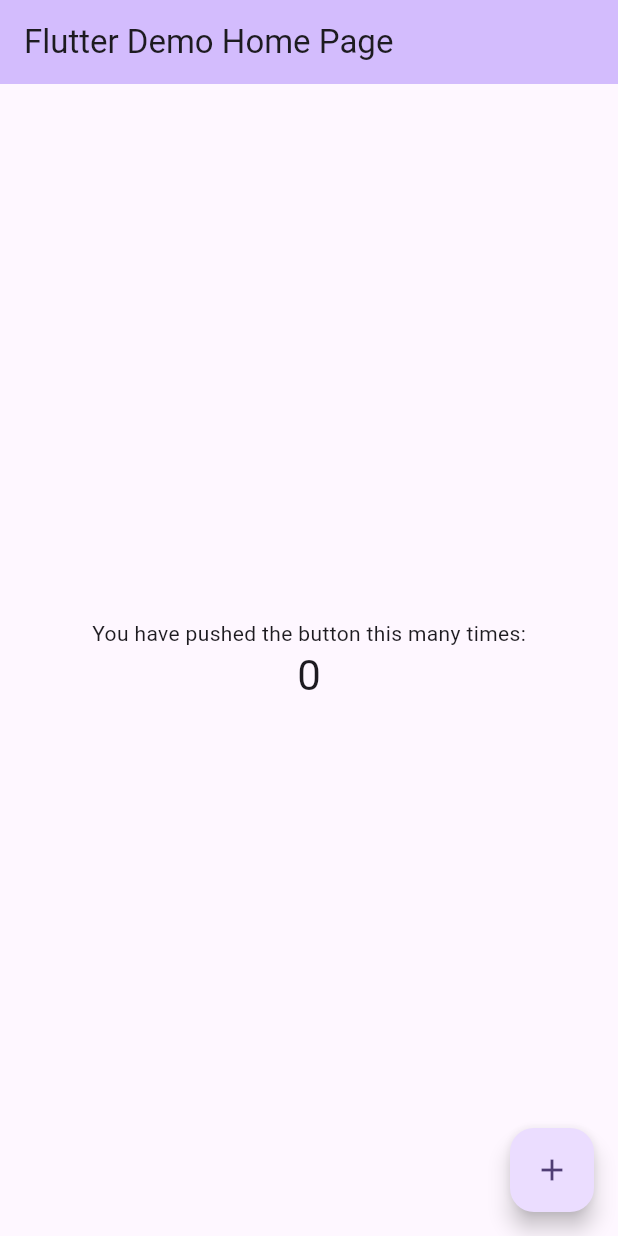
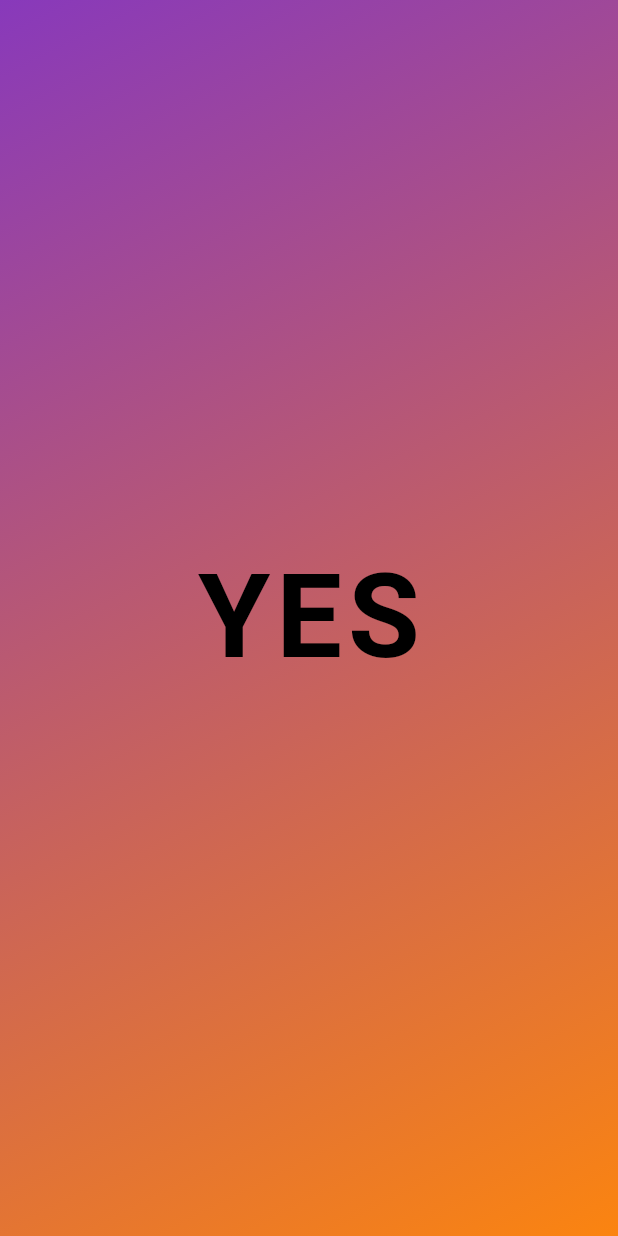
Before and after one commit to Rosh97/Yes-app, a Flutter app: the first screen one second after launch, on a phone screen of 412 x 824 dp. Run offline on Flutter 3.47's test engine with Material 3 defaults, Android fonts, the light colour scheme and no system bars; our stand-ins replace google_fonts.

Commit message:
Added primary intro screen transition + signup screen - Colour to be fixed

```diff
--- a/yes_app/lib/main.dart
+++ b/yes_app/lib/main.dart
@@ -1,122 +1,23 @@
 import 'package:flutter/material.dart';
+import 'package:yes_app/screens/intro_screen.dart';
 
 void main() {
-  runApp(const MyApp());
+  runApp(const YesApp());
 }
 
-class MyApp extends StatelessWidget {
-  const MyApp({super.key});
+class YesApp extends StatelessWidget {
+  const YesApp({Key? key}) : super(key: key);
 
-  // This widget is the root of your application.
   @override
   Widget build(BuildContext context) {
     return MaterialApp(
-      title: 'Flutter Demo',
+      title: 'Yes App',
+      debugShowCheckedModeBanner: false,
       theme: ThemeData(
-        // This is the theme of your application.
-        //
-        // TRY THIS: Try running your application with "flutter run". You'll see
-        // the application has a purple toolbar. Then, without quitting the app,
-        // try changing the seedColor in the colorScheme below to Colors.green
-        // and then invoke "hot reload" (save your changes or press the "hot
-        // reload" button in a Flutter-supported IDE, or press "r" if you used
-        // the command line to start the app).
-        //
-        // Notice that the counter didn't reset back to zero; the application
-        // state is not lost during the reload. To reset the state, use hot
-        // restart instead.
-        //
-        // This works for code too, not just values: Most code changes can be
-        // tested with just a hot reload.
-        colorScheme: ColorScheme.fromSeed(seedColor: Colors.deepPurple),
+        fontFamily: 'YourCustomFont', // update later
+        brightness: Brightness.light,
       ),
-      home: const MyHomePage(title: 'Flutter Demo Home Page'),
+      home: const IntroScreen(), // 👈 new change
     );
   }
 }
-
-class MyHomePage extends StatefulWidget {
-  const MyHomePage({super.key, required this.title});
-
-  // This widget is the home page of your application. It is stateful, meaning
-  // that it has a State object (defined below) that contains fields that affect
-  // how it looks.
-
-  // This class is the configuration for the state. It holds the values (in this
-  // case the title) provided by the parent (in this case the App widget) and
-  // used by the build method of the State. Fields in a Widget subclass are
-  // always marked "final".
-
-  final String title;
-
-  @override
-  State<MyHomePage> createState() => _MyHomePageState();
-}
-
-class _MyHomePageState extends State<MyHomePage> {
-  int _counter = 0;
-
-  void _incrementCounter() {
-    setState(() {
-      // This call to setState tells the Flutter framework that something has
-      // changed in this State, which causes it to rerun the build method below
-      // so that the display can reflect the updated values. If we changed
-      // _counter without calling setState(), then the build method would not be
-      // called again, and so nothing would appear to happen.
-      _counter++;
-    });
-  }
-
-  @override
-  Widget build(BuildContext context) {
-    // This method is rerun every time setState is called, for instance as done
-    // by the _incrementCounter method above.
-    //
-    // The Flutter framework has been optimized to make rerunning build methods
-    // fast, so that you can just rebuild anything that needs updating rather
-    // than having to individually change instances of widgets.
-    return Scaffold(
-      appBar: AppBar(
-        // TRY THIS: Try changing the color here to a specific color (to
-        // Colors.amber, perhaps?) and trigger a hot reload to see the AppBar
-        // change color while the other colors stay the same.
-        backgroundColor: Theme.of(context).colorScheme.inversePrimary,
-        // Here we take the value from the MyHomePage object that was created by
-        // the App.build method, and use it to set our appbar title.
-        title: Text(widget.title),
-      ),
-      body: Center(
-        // Center is a layout widget. It takes a single child and positions it
-        // in the middle of the parent.
-        child: Column(
-          // Column is also a layout widget. It takes a list of children and
-          // arranges them vertically. By default, it sizes itself to fit its
-          // children horizontally, and tries to be as tall as its parent.
-          //
-          // Column has various properties to control how it sizes itself and
-          // how it positions its children. Here we use mainAxisAlignment to
-          // center the children vertically; the main axis here is the vertical
-          // axis because Columns are vertical (the cross axis would be
-          // horizontal).
-          //
-          // TRY THIS: Invoke "debug painting" (choose the "Toggle Debug Paint"
-          // action in the IDE, or press "p" in the console), to see the
-          // wireframe for each widget.
-          mainAxisAlignment: MainAxisAlignment.center,
-          children: <Widget>[
-            const Text('You have pushed the button this many times:'),
-            Text(
-              '$_counter',
-              style: Theme.of(context).textTheme.headlineMedium,
-            ),
-          ],
-        ),
-      ),
-      floatingActionButton: FloatingActionButton(
-        onPressed: _incrementCounter,
-        tooltip: 'Increment',
-        child: const Icon(Icons.add),
-      ), // This trailing comma makes auto-formatting nicer for build methods.
-    );
-  }
-}
--- /dev/null
+++ b/yes_app/lib/screens/intro_screen.dart
@@ -0,0 +1,49 @@
+import 'package:flutter/material.dart';
+import 'package:google_fonts/google_fonts.dart';
+import '../widgets/animated_gradient_background.dart';
+import 'signup_options_screen.dart';
+
+/// Splash Intro screen with animated gradient and YES logo.
+class IntroScreen extends StatefulWidget {
+  const IntroScreen({Key? key}) : super(key: key);
+
+  @override
+  State<IntroScreen> createState() => _IntroScreenState();
+}
+
+class _IntroScreenState extends State<IntroScreen> {
+  @override
+  void initState() {
+    super.initState();
+    _navigateToSignup();
+  }
+
+  void _navigateToSignup() async {
+    await Future.delayed(const Duration(seconds: 5)); // wait 3 seconds
+    if (!mounted) return;
+    Navigator.pushReplacement(
+      context,
+      MaterialPageRoute(builder: (context) => const SignupOptionsScreen()),
+    );
+  }
+
+  @override
+  Widget build(BuildContext context) {
+    return AnimatedGradientBackground(
+      child: Scaffold(
+        backgroundColor: Colors.transparent,
+        body: Center(
+          child: Text(
+            'YES',
+            style: GoogleFonts.hanaleiFill(
+              fontSize: 78,
+              fontWeight: FontWeight.bold,
+              color: Colors.black,
+              letterSpacing: 4,
+            ),
+          ),
+        ),
+      ),
+    );
+  }
+}
--- /dev/null
+++ b/yes_app/lib/widgets/animated_gradient_background.dart
@@ -0,0 +1,65 @@
+import 'package:flutter/material.dart';
+
+/// A reusable animated gradient background for all screens.
+class AnimatedGradientBackground extends StatefulWidget {
+  final Widget child;
+
+  const AnimatedGradientBackground({Key? key, required this.child}) : super(key: key);
+
+  @override
+  State<AnimatedGradientBackground> createState() => _AnimatedGradientBackgroundState();
+}
+
+class _AnimatedGradientBackgroundState extends State<AnimatedGradientBackground>
+    with SingleTickerProviderStateMixin {
+  late final AnimationController _controller;
+  late final Animation<Color?> _colorAnimation1;
+  late final Animation<Color?> _colorAnimation2;
+
+  @override
+  void initState() {
+    super.initState();
+    _controller = AnimationController(
+      duration: const Duration(seconds: 5),
+      vsync: this,
+    )..repeat(reverse: true);
+
+    _colorAnimation1 = ColorTween(
+      begin: Colors.purple,
+      end: Colors.blue,
+    ).animate(_controller);
+
+    _colorAnimation2 = ColorTween(
+      begin: Colors.orange,
+      end: Colors.pink,
+    ).animate(_controller);
+  }
+
+  @override
+  void dispose() {
+    _controller.dispose();
+    super.dispose();
+  }
+
+  @override
+  Widget build(BuildContext context) {
+    return AnimatedBuilder(
+      animation: _controller,
+      builder: (_, __) {
+        return Container(
+          decoration: BoxDecoration(
+            gradient: LinearGradient(
+              colors: [
+                _colorAnimation1.value ?? Colors.purple,
+                _colorAnimation2.value ?? Colors.orange,
+              ],
+              begin: Alignment.topLeft,
+              end: Alignment.bottomRight,
+            ),
+          ),
+          child: widget.child,
+        );
+      },
+    );
+  }
+}
--- a/yes_app/pubspec.yaml
+++ b/yes_app/pubspec.yaml
@@ -30,6 +30,7 @@ environment:
 dependencies:
   flutter:
     sdk: flutter
+  google_fonts: ^6.1.0
 
   # The following adds the Cupertino Icons font to your application.
   # Use with the CupertinoIcons class for iOS style icons.
```
Also changed, not shown: yes_app/lib/core/colors.dart (added, +10 -0 lines), yes_app/lib/core/text_styles.dart (added, +18 -0 lines), yes_app/lib/screens/signup_options_screen.dart (added, +101 -0 lines), yes_app/pubspec.lock, 3 other files.
